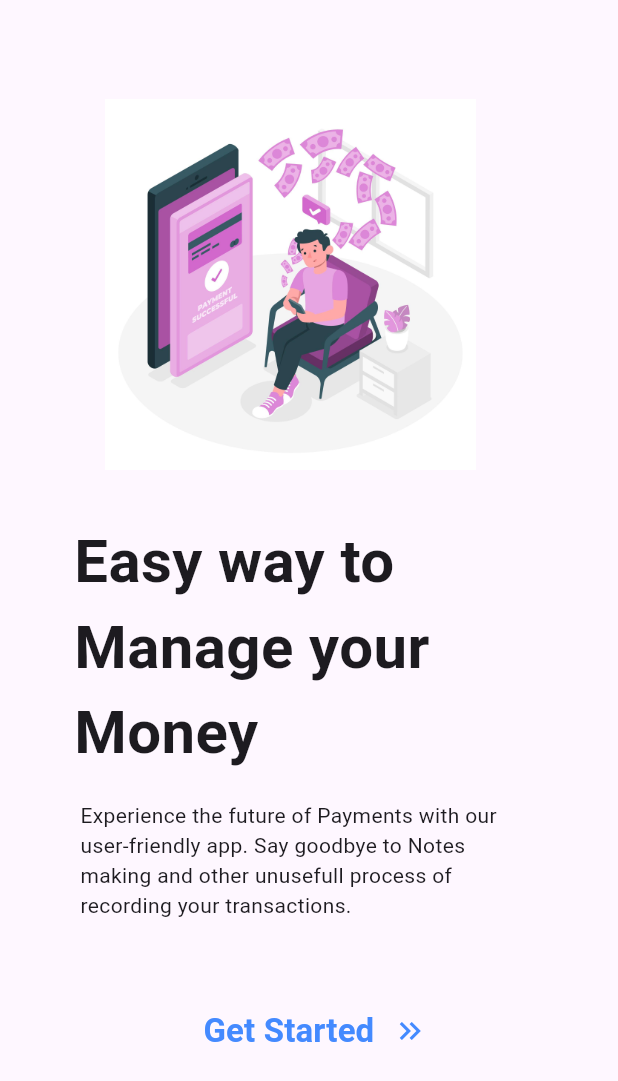
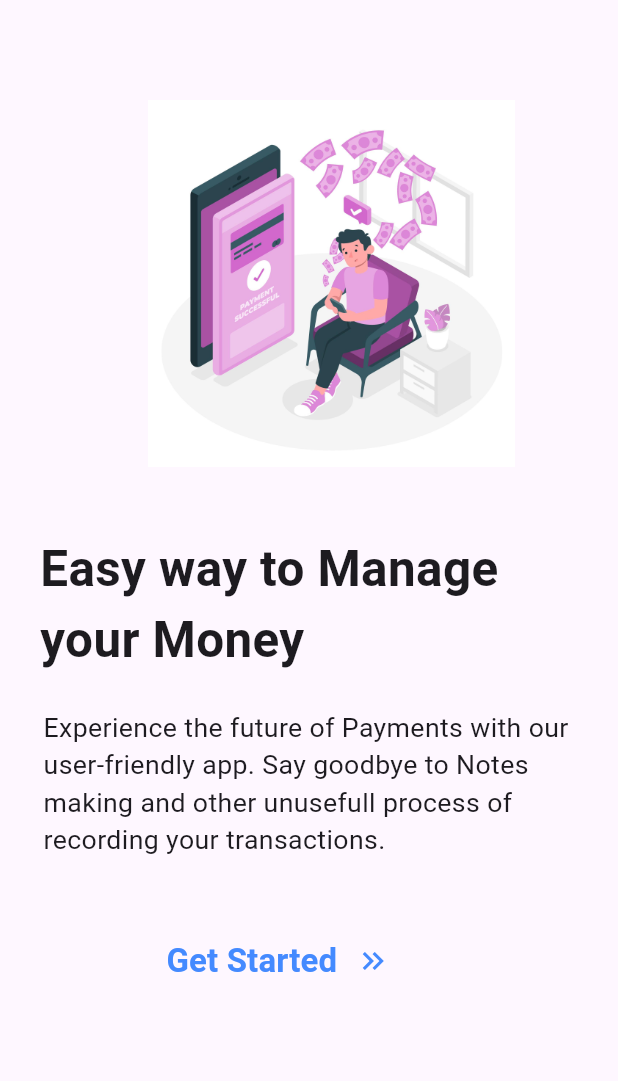
Before and after one commit to justaman045/spendwise, a Flutter app: the screen it shows after launch, on a phone screen of 412 x 824 dp. Shown: the top 1081 px of the screen. Run offline on Flutter 3.47's test engine with Material 3 defaults, Android fonts, the phone set to English and light mode, and no system bars; our stand-ins replace countup, get, permission_handler, syncfusion_flutter_charts; missing offline and left inert: flutter_sms_inbox.

Commit message:
Started Development of Responsive Design

```diff
--- a/lib/Components/cash_flow.dart
+++ b/lib/Components/cash_flow.dart
@@ -43,7 +43,7 @@ class CashFlow extends StatelessWidget {
                 children: [
                   Padding(
                     padding: EdgeInsets.all(width * 0.01),
-                    child: Icon(
+                    child: const Icon(
                       Icons.attach_money,
                     ),
                   ),
--- /dev/null
+++ b/lib/Components/responsive_methods.dart
@@ -0,0 +1,52 @@
+import 'package:flutter/material.dart';
+
+double getResponsiveWidth(BuildContext context) {
+  // Get the screen size using MediaQuery
+  final screenWidth = MediaQuery.of(context).size.width;
+
+  // Define breakpoints based on your table ranges (adjust as needed)
+  const double smallWidthBreakpoint = 320.0;
+  const double mediumWidthBreakpoint = 360.0;
+  const double largeWidthBreakpoint = 420.0;
+
+  // Assign width based on screen size and breakpoints
+  if (screenWidth < smallWidthBreakpoint) {
+    return double.infinity; // Full width for small screens
+  } else if (screenWidth < mediumWidthBreakpoint) {
+    return (screenWidth -
+        16.0); // Apply some padding for medium screens (optional)
+  } else if (screenWidth < largeWidthBreakpoint) {
+    return (screenWidth * 0.8); // Use 80% width for medium-large screens
+  } else {
+    return 600.0; // Fixed width for large screens (tablets)
+  }
+}
+
+double getResponsiveHeight(BuildContext context) {
+  // Get the screen size using MediaQuery
+  final screenHeight = MediaQuery.of(context).size.height;
+
+  // Define breakpoints for different height ranges (adjust as needed)
+  const double smallHeightBreakpoint = 568.0; // Common iPhone SE height
+  const double mediumHeightBreakpoint = 667.0; // Common iPhone 8 Plus height
+  const double largeHeightBreakpoint = 810.0; // Common iPad Mini height
+
+  // Calculate a baseline ratio assuming common 16:9 aspect ratio
+  const double baselineAspectRatio = 16.0 / 9.0;
+
+  // Calculate baseline height based on width (assuming landscape mode)
+  final double baselineHeight =
+      getResponsiveWidth(context) / baselineAspectRatio;
+
+  // Apply breakpoints to adjust height
+  if (screenHeight <= smallHeightBreakpoint) {
+    return baselineHeight * 0.9; // Adjust multiplier for small screens
+  } else if (screenHeight <= mediumHeightBreakpoint) {
+    return baselineHeight; // No adjustment for medium screens
+  } else if (screenHeight <= largeHeightBreakpoint) {
+    return baselineHeight * 1.1; // Adjust multiplier for large screens
+  } else {
+    return baselineHeight *
+        1.2; // Adjust multiplier for extra large screens (tablets)
+  }
+}
--- /dev/null
+++ b/lib/Components/useful_methods.dart
@@ -0,0 +1,3 @@
+import 'package:flutter/material.dart';
+
+// double pixelScale(BuildContext context ) => (this/4).ws
--- a/lib/Screens/intro.dart
+++ b/lib/Screens/intro.dart
@@ -1,6 +1,7 @@
 import 'package:flutter/material.dart';
 import 'package:flutter_sms_inbox/flutter_sms_inbox.dart';
 import 'package:get/get.dart';
+import 'package:spendwise/Components/responsive_methods.dart';
 import 'package:spendwise/Requirements/data.dart';
 import 'package:spendwise/Screens/login.dart';
 
@@ -11,9 +12,6 @@ class Intro extends StatelessWidget {
 
   @override
   Widget build(BuildContext context) {
-    final double width = MediaQuery.of(context).size.width;
-    final double height = MediaQuery.of(context).size.height;
-
     return Scaffold(
       body: SafeArea(
         child: Column(
@@ -21,27 +19,27 @@ class Intro extends StatelessWidget {
           children: [
             Padding(
               padding: EdgeInsets.only(
-                left: width * 0.17,
-                top: height * 0.08,
+                left: getResponsiveWidth(context) * 0.3,
+                top: getResponsiveHeight(context) * 0.3,
               ),
               child: SizedBox(
-                height: height * 0.3,
+                height: getResponsiveHeight(context) * 1.1,
                 child: const Image(
                   image: AssetImage("assets/resources/intro.jpg"),
                 ),
               ),
             ),
             SizedBox(
-              width: width * 0.7,
+              width: getResponsiveWidth(context) + 10,
               child: Padding(
                 padding: EdgeInsets.only(
-                  left: width * 0.12,
-                  top: height * 0.04,
+                  left: getResponsiveHeight(context) * 0.12,
+                  top: getResponsiveHeight(context) * 0.2,
                 ),
-                child: const Text(
+                child: Text(
                   "Easy way to Manage your Money",
                   style: TextStyle(
-                    fontSize: 40,
+                    fontSize: getResponsiveWidth(context) * 0.1,
                     fontWeight: FontWeight.bold,
                   ),
                 ),
@@ -49,18 +47,22 @@ class Intro extends StatelessWidget {
             ),
             Padding(
               padding: EdgeInsets.symmetric(
-                horizontal: width * 0.13,
-                vertical: height * 0.02,
+                horizontal: getResponsiveHeight(context) * 0.13,
+                vertical: getResponsiveHeight(context) * 0.1,
               ),
-              child: const Text(
+              child: Text(
                 introText,
-                style: TextStyle(),
+                style: TextStyle(
+                  fontSize: getResponsiveHeight(context) * 0.08,
+                ),
               ),
             ),
             Padding(
               padding: EdgeInsets.only(
-                left: width * 0.3,
-                top: skipSignIn ? height * 0.01 : height * 0.04,
+                left: getResponsiveWidth(context) * 0.3,
+                top: skipSignIn
+                    ? getResponsiveHeight(context) * 0.01
+                    : getResponsiveHeight(context) * 0.1,
               ),
               child: Row(
                 children: [
@@ -100,7 +102,8 @@ class Intro extends StatelessWidget {
                 child: const Text("Don't want to SignUp??"),
               ),
               Padding(
-                padding: EdgeInsets.symmetric(horizontal: width * 0.1),
+                padding: EdgeInsets.symmetric(
+                    horizontal: getResponsiveWidth(context) * 0.1),
                 child: const Text(introSkipLogin),
               ),
             ]
```
Also changed, not shown: lib/Screens/login.dart (+52 -40 lines).
